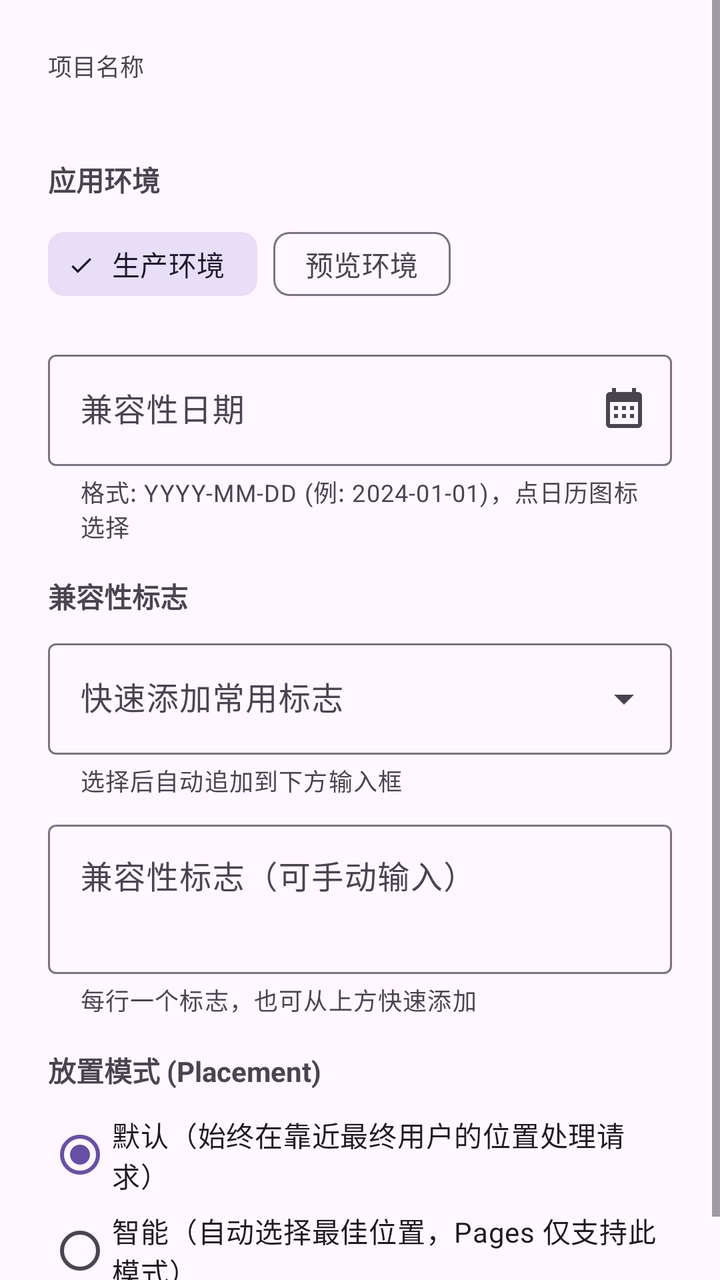
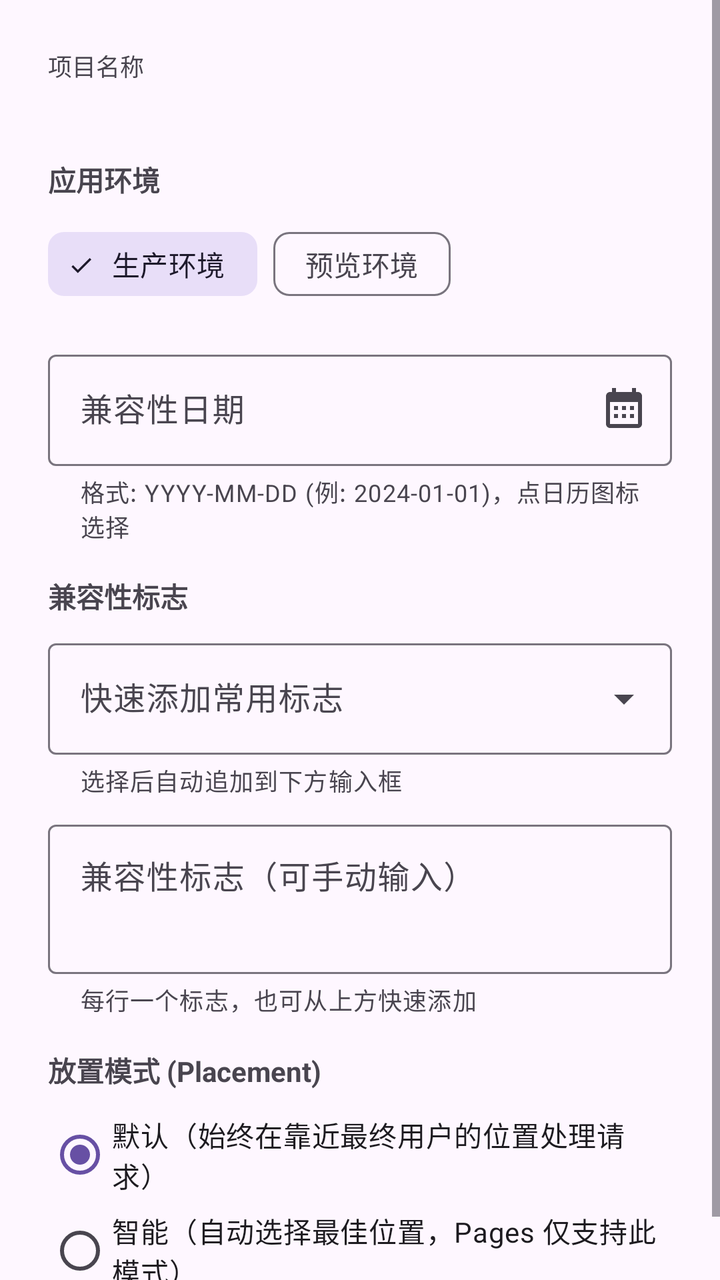

Two renders of the same Android screen: before a commit and after it. Below are the layout's source before the change and the commit's diff.
<!-- AndroidManifest.xml: application theme AppTheme -->
<!-- res/layout/dialog_pages_runtime_settings.xml -->
<?xml version="1.0" encoding="utf-8"?>
<ScrollView xmlns:android="http://schemas.android.com/apk/res/android"
    xmlns:app="http://schemas.android.com/apk/res-auto"
    android:layout_width="match_parent"
    android:layout_height="wrap_content">

    <LinearLayout
        android:layout_width="match_parent"
        android:layout_height="wrap_content"
        android:orientation="vertical"
        android:padding="24dp">

        <TextView
            android:layout_width="wrap_content"
            android:layout_height="wrap_content"
            android:text="项目名称"
            android:textSize="12sp"
            android:textColor="?android:textColorSecondary" />

        <TextView
            android:id="@+id/projectNameText"
            android:layout_width="wrap_content"
            android:layout_height="wrap_content"
            android:textSize="16sp"
            android:textStyle="bold"
            android:layout_marginBottom="16dp" />

        
        <TextView
            android:layout_width="wrap_content"
            android:layout_height="wrap_content"
            android:text="应用环境"
            android:textSize="14sp"
            android:textStyle="bold"
            android:layout_marginBottom="8dp" />

        <com.google.android.material.chip.ChipGroup
            android:id="@+id/environmentChipGroup"
            android:layout_width="match_parent"
            android:layout_height="wrap_content"
            android:layout_marginBottom="16dp"
            app:singleSelection="true">

            <com.google.android.material.chip.Chip
                android:id="@+id/chipProduction"
                style="@style/Widget.Material3.Chip.Filter"
                android:layout_width="wrap_content"
                android:layout_height="wrap_content"
                android:text="生产环境"
                android:checked="true" />

            <com.google.android.material.chip.Chip
                android:id="@+id/chipPreview"
                style="@style/Widget.Material3.Chip.Filter"
                android:layout_width="wrap_content"
                android:layout_height="wrap_content"
                android:text="预览环境" />
        </com.google.android.material.chip.ChipGroup>

        
        <com.google.android.material.textfield.TextInputLayout
            android:id="@+id/dateInputLayout"
            style="@style/Widget.Material3.TextInputLayout.OutlinedBox"
            android:layout_width="match_parent"
            android:layout_height="wrap_content"
            android:hint="兼容性日期"
            app:helperText="格式: YYYY-MM-DD (例: 2024-01-01)，点日历图标选择"
            app:helperTextEnabled="true"
            app:endIconMode="custom"
            app:endIconDrawable="@drawable/ic_calendar">

            <com.google.android.material.textfield.TextInputEditText
                android:id="@+id/compatibilityDateInput"
                android:layout_width="match_parent"
                android:layout_height="wrap_content"
                android:inputType="date" />
        </com.google.android.material.textfield.TextInputLayout>

        
        <TextView
            android:layout_width="wrap_content"
            android:layout_height="wrap_content"
            android:text="兼容性标志"
            android:textSize="14sp"
            android:textStyle="bold"
            android:layout_marginTop="16dp"
            android:layout_marginBottom="8dp" />

        <com.google.android.material.textfield.TextInputLayout
            android:id="@+id/flagSuggestionsLayout"
            style="@style/Widget.Material3.TextInputLayout.OutlinedBox.ExposedDropdownMenu"
            android:layout_width="match_parent"
            android:layout_height="wrap_content"
            android:hint="快速添加常用标志"
            app:helperText="选择后自动追加到下方输入框">

            <com.google.android.material.textfield.MaterialAutoCompleteTextView
                android:id="@+id/flagSuggestionsInput"
                android:layout_width="match_parent"
                android:layout_height="wrap_content"
                android:inputType="none" />
        </com.google.android.material.textfield.TextInputLayout>

        <com.google.android.material.textfield.TextInputLayout
            style="@style/Widget.Material3.TextInputLayout.OutlinedBox"
            android:layout_width="match_parent"
            android:layout_height="wrap_content"
            android:layout_marginTop="8dp"
            android:hint="兼容性标志（可手动输入）"
            app:helperText="每行一个标志，也可从上方快速添加"
            app:helperTextEnabled="true">

            <com.google.android.material.textfield.TextInputEditText
                android:id="@+id/compatibilityFlagsInput"
                android:layout_width="match_parent"
                android:layout_height="wrap_content"
                android:inputType="textMultiLine"
                android:minLines="2"
                android:gravity="top" />
        </com.google.android.material.textfield.TextInputLayout>

        
        <TextView
            android:layout_width="wrap_content"
            android:layout_height="wrap_content"
            android:text="放置模式 (Placement)"
            android:textSize="14sp"
            android:textStyle="bold"
            android:layout_marginTop="16dp"
            android:layout_marginBottom="8dp" />

        <RadioGroup
            android:id="@+id/placementModeGroup"
            android:layout_width="match_parent"
            android:layout_height="wrap_content"
            android:orientation="vertical">

            <RadioButton
                android:id="@+id/placementOff"
                android:layout_width="match_parent"
                android:layout_height="wrap_content"
                android:checked="true"
                android:text="默认（始终在靠近最终用户的位置处理请求）" />

            <RadioButton
                android:id="@+id/placementSmart"
                android:layout_width="match_parent"
                android:layout_height="wrap_content"
                android:text="智能（自动选择最佳位置，Pages 仅支持此模式）" />

        </RadioGroup>

    </LinearLayout>
</ScrollView>
<!-- resources referenced by this layout -->
<resources>
  <style name="AppTheme" parent="Base.AppTheme" />
  <style name="Base.AppTheme" parent="Theme.Material3.DayNight.NoActionBar">
      
      
    </style>
  <!-- unchanged entries left out for length: 1 -->
</resources>

<!-- the commit's change to res/layout/dialog_pages_runtime_settings.xml (unified diff, before → after) -->
@@ -13,7 +13,7 @@
         <TextView
             android:layout_width="wrap_content"
             android:layout_height="wrap_content"
-            android:text="项目名称"
+            android:text="@string/xml_dialog_pages_runtime_settings"
             android:textSize="12sp"
             android:textColor="?android:textColorSecondary" />
 
@@ -29,7 +29,7 @@
         <TextView
             android:layout_width="wrap_content"
             android:layout_height="wrap_content"
-            android:text="应用环境"
+            android:text="@string/xml_dialog_pages_runtime_settings_2"
             android:textSize="14sp"
             android:textStyle="bold"
             android:layout_marginBottom="8dp" />
@@ -46,7 +46,7 @@
                 style="@style/Widget.Material3.Chip.Filter"
                 android:layout_width="wrap_content"
                 android:layout_height="wrap_content"
-                android:text="生产环境"
+                android:text="@string/env_production"
                 android:checked="true" />
 
             <com.google.android.material.chip.Chip
@@ -54,7 +54,7 @@
                 style="@style/Widget.Material3.Chip.Filter"
                 android:layout_width="wrap_content"
                 android:layout_height="wrap_content"
-                android:text="预览环境" />
+                android:text="@string/env_preview" />
         </com.google.android.material.chip.ChipGroup>
 
         
@@ -63,8 +63,8 @@
             style="@style/Widget.Material3.TextInputLayout.OutlinedBox"
             android:layout_width="match_parent"
             android:layout_height="wrap_content"
-            android:hint="兼容性日期"
-            app:helperText="格式: YYYY-MM-DD (例: 2024-01-01)，点日历图标选择"
+            android:hint="@string/xml_dialog_pages_runtime_settings_hint"
+            app:helperText="@string/xml_dialog_pages_runtime_settings_helper"
             app:helperTextEnabled="true"
             app:endIconMode="custom"
             app:endIconDrawable="@drawable/ic_calendar">
@@ -80,7 +80,7 @@
         <TextView
             android:layout_width="wrap_content"
             android:layout_height="wrap_content"
-            android:text="兼容性标志"
+            android:text="@string/xml_dialog_pages_runtime_settings_3"
             android:textSize="14sp"
             android:textStyle="bold"
             android:layout_marginTop="16dp"
@@ -91,8 +91,8 @@
             style="@style/Widget.Material3.TextInputLayout.OutlinedBox.ExposedDropdownMenu"
             android:layout_width="match_parent"
             android:layout_height="wrap_content"
-            android:hint="快速添加常用标志"
-            app:helperText="选择后自动追加到下方输入框">
+            android:hint="@string/xml_dialog_pages_runtime_settings_hint_2"
+            app:helperText="@string/xml_dialog_pages_runtime_settings_helper_2">
 
             <com.google.android.material.textfield.MaterialAutoCompleteTextView
                 android:id="@+id/flagSuggestionsInput"
@@ -106,8 +106,8 @@
             android:layout_width="match_parent"
             android:layout_height="wrap_content"
             android:layout_marginTop="8dp"
-            android:hint="兼容性标志（可手动输入）"
-            app:helperText="每行一个标志，也可从上方快速添加"
+            android:hint="@string/xml_dialog_pages_runtime_settings_hint_3"
+            app:helperText="@string/xml_dialog_pages_runtime_settings_helper_3"
             app:helperTextEnabled="true">
 
             <com.google.android.material.textfield.TextInputEditText
@@ -123,7 +123,7 @@
         <TextView
             android:layout_width="wrap_content"
             android:layout_height="wrap_content"
-            android:text="放置模式 (Placement)"
+            android:text="@string/xml_dialog_pages_runtime_settings_4"
             android:textSize="14sp"
             android:textStyle="bold"
             android:layout_marginTop="16dp"
@@ -140,13 +140,13 @@
                 android:layout_width="match_parent"
                 android:layout_height="wrap_content"
                 android:checked="true"
-                android:text="默认（始终在靠近最终用户的位置处理请求）" />
+                android:text="@string/xml_dialog_pages_runtime_settings_5" />
 
             <RadioButton
                 android:id="@+id/placementSmart"
                 android:layout_width="match_parent"
                 android:layout_height="wrap_content"
-                android:text="智能（自动选择最佳位置，Pages 仅支持此模式）" />
+                android:text="@string/xml_dialog_pages_runtime_settings_6" />
 
         </RadioGroup>
 
<!-- resource entries referenced after the edit -->
@@ -1,10 +1,67 @@
 <!-- resources referenced by this layout -->
 <resources>
+  <string name="env_preview">预览环境</string>
+  <string name="env_production">生产环境</string>
+  <string name="xml_dialog_pages_runtime_settings">项目名称</string>
+  <string name="xml_dialog_pages_runtime_settings_2">应用环境</string>
+  <string name="xml_dialog_pages_runtime_settings_3">兼容性标志</string>
+  <string name="xml_dialog_pages_runtime_settings_4">放置模式 (Placement)</string>
+  <string name="xml_dialog_pages_runtime_settings_5">默认（始终在靠近最终用户的位置处理请求）</string>
+  <string name="xml_dialog_pages_runtime_settings_6">智能（自动选择最佳位置，Pages 仅支持此模式）</string>
+  <string name="xml_dialog_pages_runtime_settings_helper">格式: YYYY-MM-DD (例: 2024-01-01)，点日历图标选择</string>
+  <string name="xml_dialog_pages_runtime_settings_helper_2">选择后自动追加到下方输入框</string>
+  <string name="xml_dialog_pages_runtime_settings_helper_3">每行一个标志，也可从上方快速添加</string>
+  <string name="xml_dialog_pages_runtime_settings_hint">兼容性日期</string>
+  <string name="xml_dialog_pages_runtime_settings_hint_2">快速添加常用标志</string>
+  <string name="xml_dialog_pages_runtime_settings_hint_3">兼容性标志（可手动输入）</string>
   <style name="AppTheme" parent="Base.AppTheme" />
   <style name="Base.AppTheme" parent="Theme.Material3.DayNight.NoActionBar">
       
       
+  
+      
+      <item name="android:textViewStyle">@style/AppTextView</item>
+      <item name="android:buttonStyle">@style/AppButton</item>
+      <item name="materialButtonStyle">@style/AppMaterialButton</item>
+      <item name="chipStyle">@style/AppChip</item>
     </style>
+  <style name="AppTextView" parent="@android:style/Widget.DeviceDefault.TextView">
+      <item name="android:breakStrategy">simple</item>
+      <item name="android:hyphenationFrequency">full</item>
+      <item name="android:ellipsize">end</item>
+      <item name="android:justificationMode">inter_word</item>
+      <item name="android:textIsSelectable">false</item>
+    </style>
+  <style name="AppButton" parent="Widget.Material3.Button">
+      <item name="android:minHeight">@dimen/app_button_min_height</item>
+      <item name="android:minWidth">@dimen/app_button_min_width</item>
+      <item name="android:maxLines">2</item>
+      <item name="android:ellipsize">end</item>
+      <item name="android:paddingStart">@dimen/app_button_padding_h</item>
+      <item name="android:paddingEnd">@dimen/app_button_padding_h</item>
+      <item name="android:breakStrategy">simple</item>
+      <item name="android:hyphenationFrequency">full</item>
+      <item name="android:textSize">@dimen/app_button_text_size</item>
+    </style>
+  <style name="AppMaterialButton" parent="Widget.Material3.Button">
+      <item name="android:minHeight">@dimen/app_button_min_height</item>
+      <item name="android:minWidth">@dimen/app_button_min_width</item>
+      <item name="android:maxLines">2</item>
+      <item name="android:ellipsize">end</item>
+      <item name="android:paddingStart">@dimen/app_button_padding_h</item>
+      <item name="android:paddingEnd">@dimen/app_button_padding_h</item>
+      <item name="android:breakStrategy">simple</item>
+      <item name="android:hyphenationFrequency">full</item>
+      <item name="android:textAllCaps">false</item>
+      <item name="android:textSize">@dimen/app_button_text_size</item>
+    </style>
+  <style name="AppChip" parent="Widget.Material3.Chip.Assist">
+      <item name="android:textIsSelectable">false</item>
+    </style>
+  <dimen name="app_button_min_height">48dp</dimen>
+  <dimen name="app_button_min_width">112dp</dimen>
+  <dimen name="app_button_padding_h">10dp</dimen>
+  <dimen name="app_button_text_size">13sp</dimen>
   <!-- unchanged entries left out for length: 1 -->
 </resources>
 
